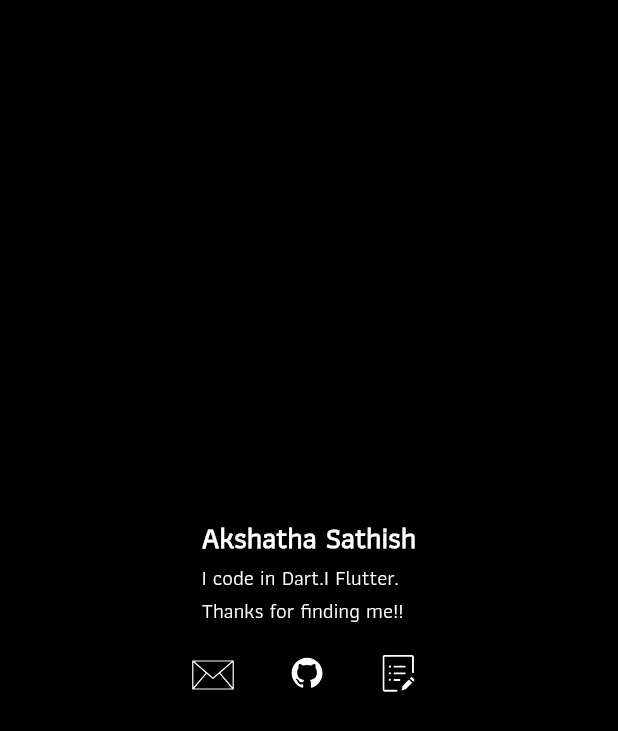
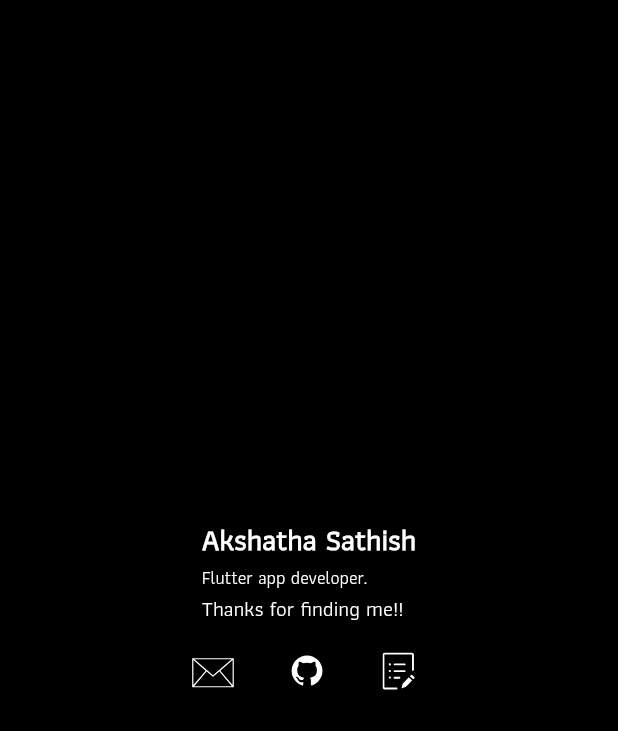
Before and after one commit to micedreams/micedreams.github.io, a Flutter app: the screen it shows after launch, on a phone screen of 412 x 824 dp. Shown: the top 731 px of the screen. Run offline on Flutter 3.47's test engine with Material 2 defaults, Android fonts, the phone set to English and light mode, and no system bars; our stand-ins replace flutter_svg.

Commit message:
Update portfolio.dart

```diff
--- a/lib/portfolio.dart
+++ b/lib/portfolio.dart
@@ -28,8 +28,8 @@ class Portfolio extends StatelessWidget {
                     textAlign: TextAlign.justify,
                   ),
                   Text(
-                    "I code in Dart.I Flutter.",
-                    style: TextStyle(fontSize: 14),
+                    "Flutter app developer.",
+                    style: TextStyle(fontSize: 12),
                   ),
                   Text(
                     "Thanks for finding me!!",
```
